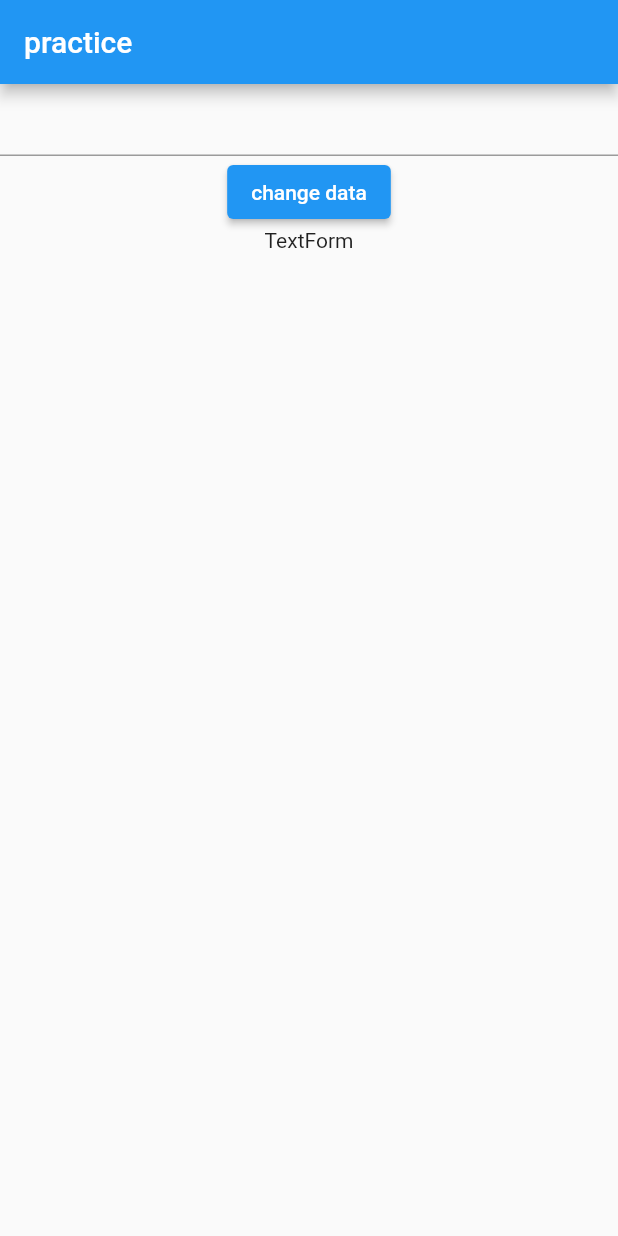
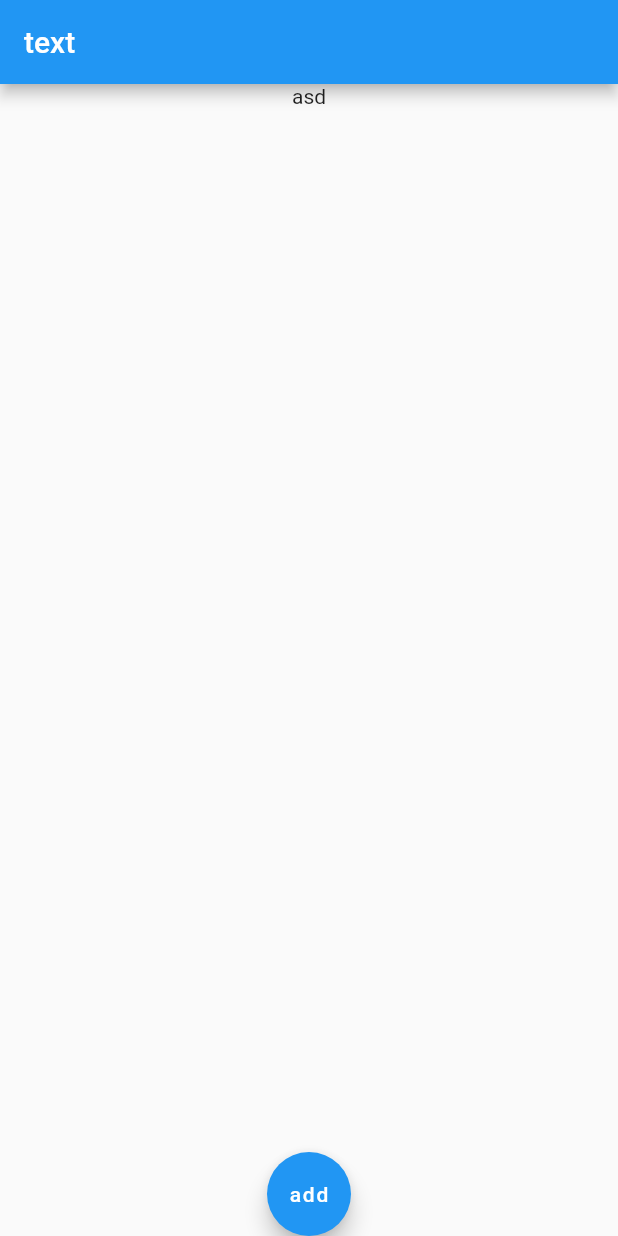
Before and after one commit to ZayAhn/for-private-practice, a Flutter app: the screen it shows after launch, on a phone screen of 412 x 824 dp. Run offline on Flutter 3.47's test engine with Material 2 defaults, Android fonts, the phone set to English and light mode, and no system bars; our stand-ins replace flutter_riverpod, hooks_riverpod.

Commit message:
add : todo

```diff
--- a/lib/main.dart
+++ b/lib/main.dart
@@ -1,17 +1,20 @@
 import 'package:flutter/material.dart';
 import 'package:hooks_riverpod/hooks_riverpod.dart';
+import 'package:flutter_riverpod/flutter_riverpod.dart';
+import 'package:jaewoo/view/http.dart';
 
 void main() => runApp(ProviderScope(child: MyApp()));
-//Todo 일반적인 todo를 관리할땐 controller로 관리하는데 내가 하고싶은것은 전역 객체의 변수에 값을 저장해서 버튼을 누르면 변수의 저장된 값을 보여주는 것; counter예제와 todo예제를 응용하자.
+// //Todo 일반적인 todo를 관리할땐 controller로 관리하는데 내가 하고싶은것은 전역 객체의 변수에 값을 저장해서 버튼을 누르면 변수의 저장된 값을 보여주는 것; counter예제와 todo예제를 응용하자.
 //1. 프로바이더에서 데이터 값 저장.
 //provider에 현재 전역으로 String 변수 선언
 
-final TextProvider = Provider((ref) => ChangeNotifier());
+final TextProvider = StateProvider<String>((ref) => 'example');
+// final TextProvider = StateProvider<>((ref) {
+//
+// });
 
 //2. 프로바이더의 데이터값을 저장한 것을 위젯에 쏴주기.
 //3. 프로바이더의 데이터 쏴준것을 화면에 띄워주기.
-
-
 
 class MyApp extends HookConsumerWidget {
   const MyApp({Key? key}) : super(key: key);
@@ -19,58 +22,58 @@ class MyApp extends HookConsumerWidget {
   @override
   Widget build(BuildContext context, WidgetRef ref) {
     return const MaterialApp(
-      home: Home(),
+      home: TextSend(),
     );
   }
 }
 
-class Home extends StatelessWidget {
-  const Home({Key? key}) : super(key: key);
-
-  @override
-  Widget build(BuildContext context) {
-    return Scaffold(
-        appBar: AppBar(
-          title: const Text('practice'),
-        ),
-        body: const TextForm());
-  }
-}
-
-//Text를 입력할 위젯
-class TextForm extends HookConsumerWidget {
-  const TextForm({
+class TextSend extends HookConsumerWidget {
+  const TextSend({
     Key? key,
   }) : super(key: key);
 
   @override
   Widget build(BuildContext context, WidgetRef ref) {
-    final reader = ref.watch(TextProvider);
-    // todo : 오류 The argument type 'ChangeNotifierProvider<DataClass>' can't be assigned to the parameter type 'ProviderListenable<List<Texts>>'.
-    // todo : 위의 오류 는 매개변수의 정적 유형에 할당 할 수없을때 오류가 생김
-    return Form(
-        child: Column(children: <Widget>[
-      // 전역변수에 적힌 문자를 읽어서 전역 변수에 저장 provider의 값을 읽어와야함?
-      TextFormField(onChanged: (ref){ref;},),
-      // 버튼을 누르면 전역변수에 저장된 문자를 화면에 보여주는 버튼
-      ElevatedButton(onPressed: () {}, child: Text('change data')),
-      const TextResponse(),
-    ]));
+    return Scaffold(
+        appBar: AppBar(title: Text('text')),
+        body: Center(
+          child: Column(
+              mainAxisAlignment: MainAxisAlignment.spaceBetween,
+              children: <Widget>[
+                //빈칸 생성
+                Container(
+                  child: Text('asd'),
+                ),
+                //1.  버튼을 누르면 텍스트를 입력할 칸을 만든다.
+                FloatingActionButton(
+                    onPressed: () {
+                      showDialog(
+                          context: context,
+                          builder: (BuildContext context) {
+                            return AlertDialog(
+                              content: TextField(
+                                onChanged: (value) {
+                                  //onchanged에 값을 value로 받는거 확인
+                                  print(value);
+                                  //alertdialog에 엔터활성화
+                                },
+                              ),
+                            );
+                          });
+                    },
+                    child: Text('add'))
+
+                //3. 버튼을 누르고 나면 보여줄 리스트를 아래쪽에 정렬한다.
+                //ListView생성
+              ]),
+        ));
   }
 }
 
-//todo TextData를 아래쪽 TextResponsc에서 받아서 보여줘야함.
-//텍스트 받아줄 위젯
-class TextResponse extends StatefulWidget {
-  const TextResponse({Key? key}) : super(key: key);
+//todo : todolist 만들기
+// textField 생성
 
-  @override
-  State<TextResponse> createState() => _TextResponseState();
-}
-
-class _TextResponseState extends State<TextResponse> {
-  @override
-  Widget build(BuildContext context) {
-    return Container(child: Text('$TextForm'));
-  }
-}
+// stateless -> ConsumerWidget
+// statefullWidget -> ConsumerStatefulWidget
+//HookWidget은 -> HookConsumerWidget = ConsumerWidget(stateless) + HookWidget
+// hookConsumer = stateless + hookwidget
```
